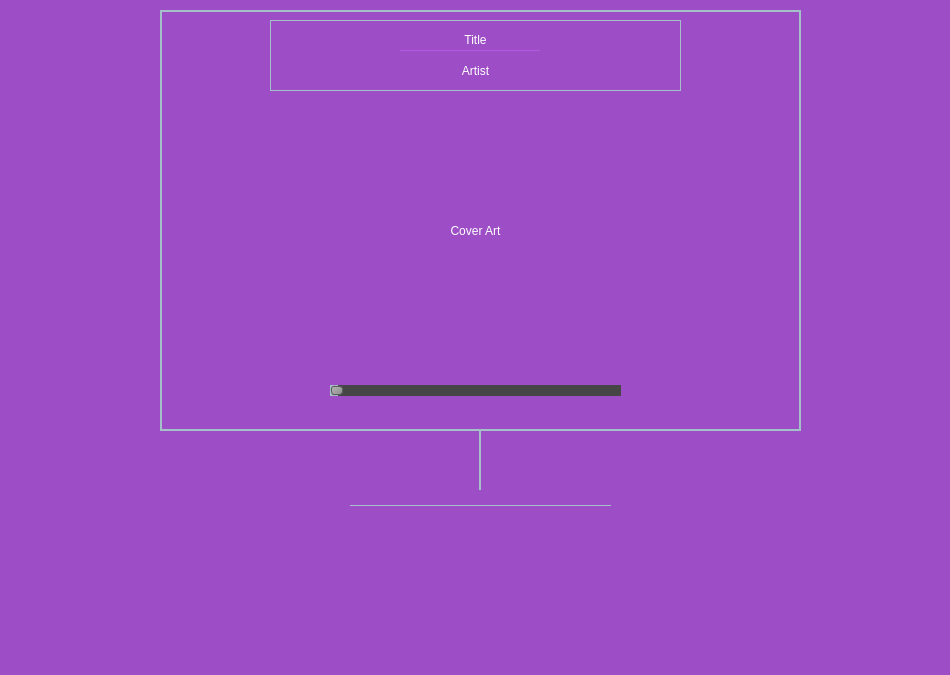
Before: the Qt Designer form SongScreen.ui in davjd/music-player, drawn with Qt 5.
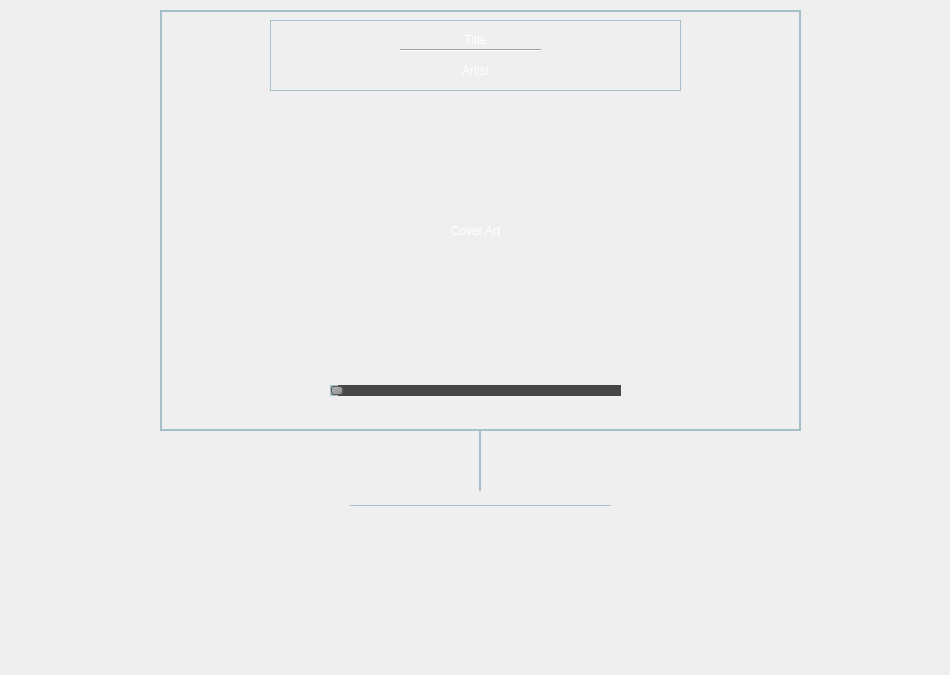
After: the same form once the commit is applied. Icons and pictures are not drawn.

The edit to the form file:
```diff
--- a/SongScreen.ui
+++ b/SongScreen.ui
@@ -21,7 +21,7 @@
   </property>
   <property name="styleSheet">
    <string notr="true">/*background-color: rgb(224,123,97);*/
-background-color:rgb(157, 77, 197);</string>
+/*background-color:rgb(157, 77, 197);*/</string>
   </property>
   <widget class="QFrame" name="border">
    <property name="geometry">
```
